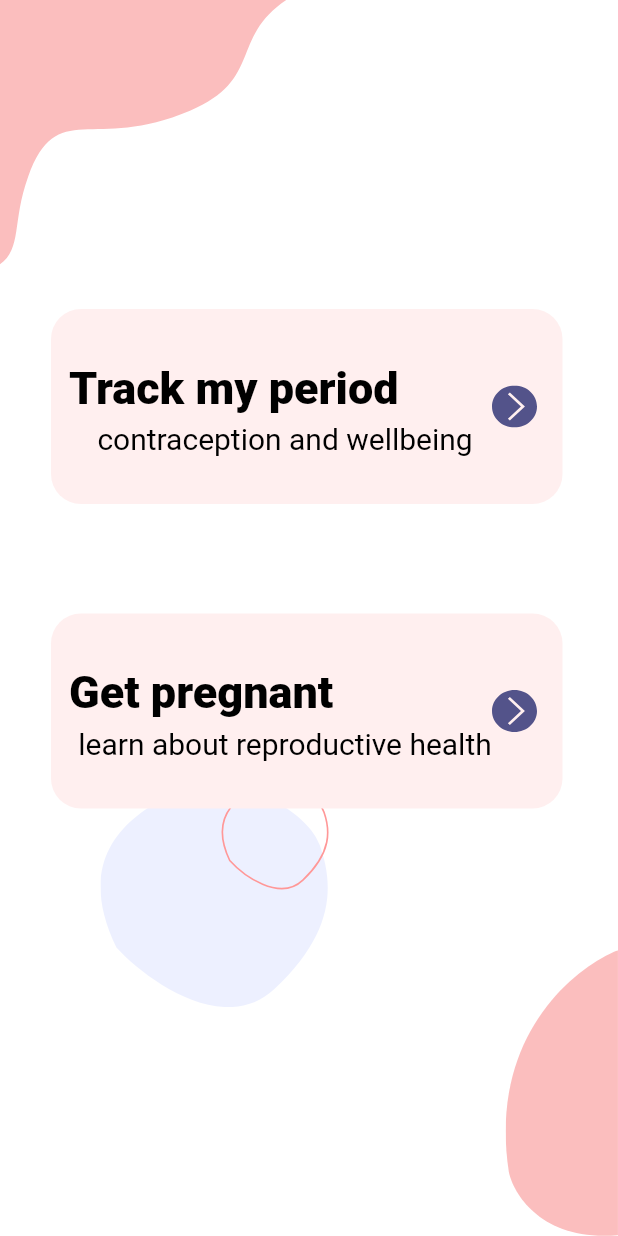
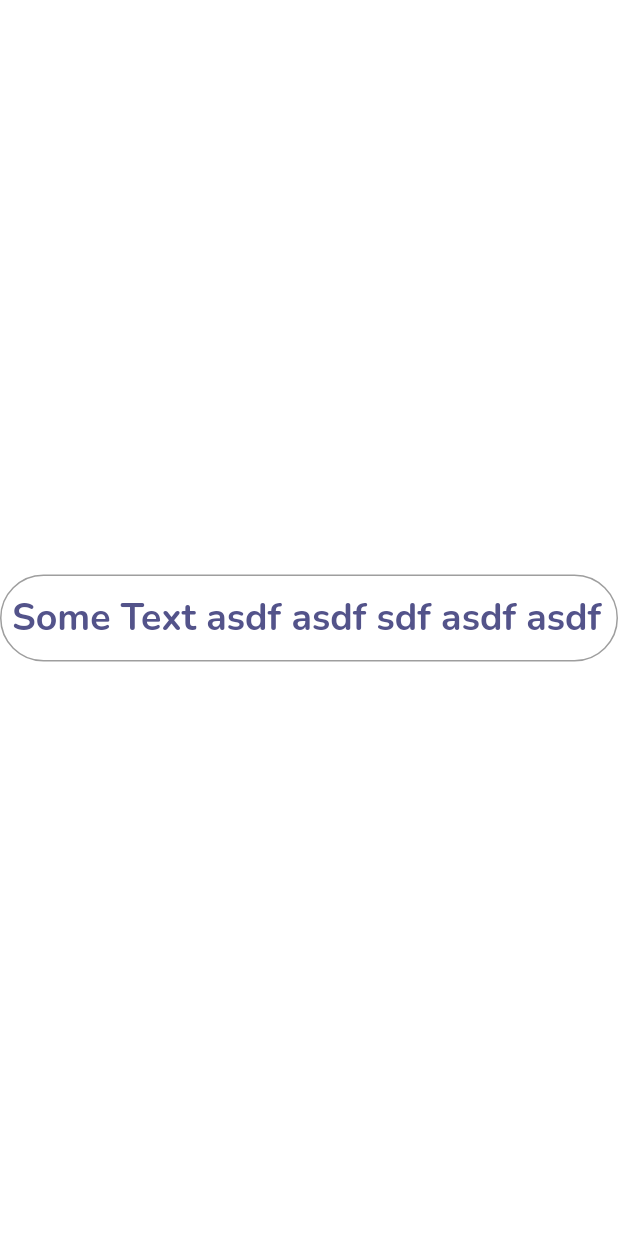
Before and after one commit to Selecao/test191021, a Flutter app: the screen it shows after launch, on a phone screen of 412 x 824 dp. Run offline on Flutter 3.47's test engine with Material 2 defaults, Android fonts, the phone set to English and light mode, and no system bars; our stand-ins replace flutter_hooks, flutter_svg.

Commit message:
add result and dateOfBirth screens

```diff
--- a/lib/main.dart
+++ b/lib/main.dart
@@ -1,11 +1,16 @@
 import 'package:flutter/cupertino.dart';
 import 'package:flutter/material.dart';
 import 'package:flutter/services.dart';
+
+import 'package:flutter_hooks/flutter_hooks.dart';
+
 import 'package:flutter_svg/flutter_svg.dart';
 import 'package:test191021/resources/app_color.dart';
 import 'package:test191021/resources/app_text_theme.dart';
+import 'package:test191021/resources/constants.dart';
 import 'package:test191021/resources/icons.dart';
-import 'package:test191021/screens/choice/screen.dart';
+import 'package:test191021/screens/date_of_birth/screen.dart';
+import 'package:test191021/screens/result_screen/screen.dart';
 
 void main() {
   WidgetsFlutterBinding.ensureInitialized();
@@ -20,7 +25,6 @@ void main() {
 class CareApp extends StatelessWidget {
   const CareApp({Key? key}) : super(key: key);
 
-  // This widget is the root of your application.
   @override
   Widget build(BuildContext context) {
     return MaterialApp(
@@ -30,38 +34,8 @@ class CareApp extends StatelessWidget {
         primarySwatch: Colors.blue,
         fontFamily: 'Nunito',
       ),
-      home: const ChoiceScreen(),
+      // home: const DateOfBirthScreen(),
+      home: const ResultScreen(),
     );
   }
 }
-
-class DateOfBirthScreen extends StatelessWidget {
-  const DateOfBirthScreen({Key? key}) : super(key: key);
-
-  @override
-  Widget build(BuildContext context) {
-    return Scaffold(
-      backgroundColor: AppColors.white,
-      body: Stack(
-        children: [
-          const _Background(),
-          Column(
-            mainAxisSize: MainAxisSize.min,
-            children: <Widget>[
-              SizedBox(height: MediaQuery.of(context).size.height / 4),
-            ],
-          ),
-        ],
-      ),
-    );
-  }
-}
-
-class _Background extends StatelessWidget {
-  const _Background({Key? key}) : super(key: key);
-
-  @override
-  Widget build(BuildContext context) {
-    return Container();
-  }
-}
--- a/lib/resources/app_color.dart
+++ b/lib/resources/app_color.dart
@@ -6,5 +6,14 @@ class AppColors {
   static const Color black = Color(0xFF000000);
   static const Color white = Color(0xFFFFFFFF);
   static const Color violet500 = Color(0xFF53538A);
+  static const Color grey100 = Color(0xFFF6F6F6);
+  static const Color grey200alpha50 = Color(0x78ECECEC);
   static const Color transparent = Colors.transparent;
+
+  static const violetGradient = LinearGradient(
+    begin: Alignment.topCenter,
+    end: Alignment.center,
+    stops: [.0, 253.0],
+    colors: [Color(0xFF454581), Color(0xFF7777B0)],
+  );
 }
--- a/lib/resources/app_text_theme.dart
+++ b/lib/resources/app_text_theme.dart
@@ -3,9 +3,23 @@ import 'package:flutter/material.dart';
 import 'app_color.dart';
 
 class AppTextTheme {
+  static const TextStyle headline3 = TextStyle(
+    fontWeight: FontWeight.w900,
+    fontSize: 40.0,
+    height: 1.36,
+    color: AppColors.black,
+  );
+
   static const TextStyle headline4 = TextStyle(
     fontWeight: FontWeight.w900,
     fontSize: 30.0,
+    height: 1.36,
+    color: AppColors.black,
+  );
+
+  static const TextStyle headline5 = TextStyle(
+    fontWeight: FontWeight.w700,
+    fontSize: 25.0,
     height: 1.36,
     color: AppColors.black,
   );
--- a/lib/screens/choice/screen.dart
+++ b/lib/screens/choice/screen.dart
@@ -19,14 +19,16 @@ class ChoiceScreen extends StatelessWidget {
             mainAxisSize: MainAxisSize.min,
             children: <Widget>[
               SizedBox(height: MediaQuery.of(context).size.height / 4),
-              const ChoiceButton(
+              ChoiceButton(
                 title: 'Track my period',
                 subtitle: 'contraception and wellbeing',
+                onTap: () {},
               ),
               const SizedBox(height: 73.0),
-              const ChoiceButton(
+              ChoiceButton(
                 title: 'Get pregnant',
                 subtitle: 'learn about reproductive health',
+                onTap: () {},
               ),
             ],
           ),
@@ -39,16 +41,19 @@ class ChoiceScreen extends StatelessWidget {
 class ChoiceButton extends StatelessWidget {
   final String title;
   final String subtitle;
+  final VoidCallback? onTap;
 
-  const ChoiceButton({Key? key, required this.title, required this.subtitle})
-      : super(key: key);
+  const ChoiceButton({
+    Key? key,
+    required this.title,
+    required this.subtitle,
+    required this.onTap,
+  }) : super(key: key);
 
   @override
   Widget build(BuildContext context) {
     return InkWell(
-      onTap: () {
-        print("$title $subtitle");
-      },
+      onTap: onTap,
       child: Container(
         margin: const EdgeInsets.only(left: 34, right: 37),
         padding: const EdgeInsets.fromLTRB(12.0, 31.0, 17.0, 31.0),
@@ -65,7 +70,7 @@ class ChoiceButton extends StatelessWidget {
                 children: [
                   Text(
                     title,
-                    style: AppTextTheme.headline4,
+                    style: AppTextTheme.headline5,
                   ),
                   Row(
                     children: [
@@ -104,12 +109,7 @@ class _Background extends StatelessWidget {
 
   @override
   Widget build(BuildContext context) {
-    return MediaQuery.removePadding(
-      context: context,
-      removeTop: true,
-      child: ListView(
-        children: [
-          SizedBox(
+    return SizedBox(
       width: MediaQuery.of(context).size.width,
       height: MediaQuery.of(context).size.height,
       child: Column(
@@ -136,8 +136,7 @@ class _Background extends StatelessWidget {
                       ),
                     ],
                   ),
-                        SizedBox(
-                            height: MediaQuery.of(context).size.width / 2.7),
+                  SizedBox(height: MediaQuery.of(context).size.width / 2.7),
                 ],
               ),
               SvgPicture.asset(
@@ -149,9 +148,6 @@ class _Background extends StatelessWidget {
           ),
         ],
       ),
-          ),
-        ],
-      ),
     );
   }
 }
--- /dev/null
+++ b/lib/screens/result_screen/screen.dart
@@ -0,0 +1,61 @@
+import 'package:flutter/cupertino.dart';
+import 'package:flutter/material.dart';
+
+import 'package:flutter_hooks/flutter_hooks.dart';
+
+import 'package:test191021/resources/app_color.dart';
+import 'package:test191021/resources/app_text_theme.dart';
+
+class ResultScreen extends StatelessWidget {
+  const ResultScreen({Key? key}) : super(key: key);
+
+  @override
+  Widget build(BuildContext context) {
+    return Scaffold(
+      backgroundColor: AppColors.white,
+      body: Center(
+        child: _SearchTextField(
+          text:
+              "Some Text asdf asdf sdf asdf asdf asdf asdf asdf asdf asdf asdf asdf",
+          onSubmitted: (value) {},
+        ),
+      ),
+    );
+  }
+}
+
+/// Use hook widget instead of stateless with memory leak on controllers
+class _SearchTextField extends HookWidget {
+  final String text;
+  final void Function(String value)? onSubmitted;
+
+  const _SearchTextField({
+    this.text = '',
+    required this.onSubmitted,
+  });
+
+  @override
+  Widget build(BuildContext context) {
+    final focusNode = useFocusNode();
+    final controller = useTextEditingController(text: text);
+
+    return TextField(
+      controller: controller,
+      focusNode: focusNode,
+      style: AppTextTheme.headline5.copyWith(color: AppColors.violet500),
+      decoration: const InputDecoration(
+        contentPadding: EdgeInsets.symmetric(
+          vertical: 12.0,
+          horizontal: 8.0,
+        ),
+        border: OutlineInputBorder(
+          borderSide: BorderSide(color: AppColors.violet500),
+          borderRadius: BorderRadius.all(
+            Radius.circular(100.0),
+          ),
+        ),
+      ),
+      onSubmitted: onSubmitted,
+    );
+  }
+}
```
Also changed, not shown: lib/resources/constants.dart (added, +12 -0 lines), lib/screens/date_of_birth/screen.dart (added, +233 -0 lines), pubspec.yaml (+7 -4 lines), pubspec.lock. Lines whose indentation alone changed are shown as unchanged.
